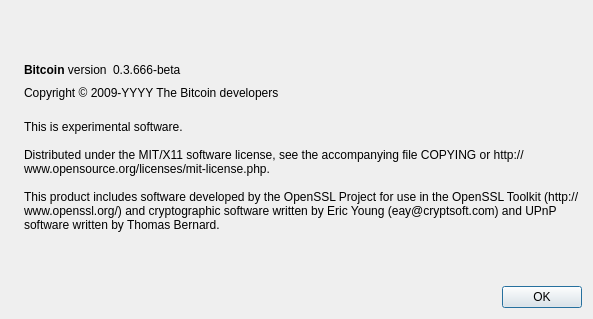
The window that src/qt/forms/aboutdialog.ui (namecoin/namecoin-legacy) describes before a commit, drawn with Qt 5.
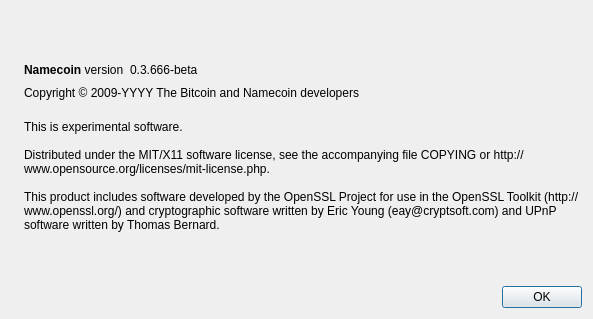
The same window after the commit. Icons and pictures are not drawn.

Commit message:
Commiting my updates that turn namecoind into namecoin-qt.
I compiled it in MinGW, Linux may require minor changes in qmake
project.
Note: wallet encryption will make the wallet inaccessible for the
daemon. Soon I'll update the daemon with 'walletpassphrase' etc.

```diff
--- a/src/qt/forms/aboutdialog.ui
+++ b/src/qt/forms/aboutdialog.ui
@@ -50,7 +50,7 @@
           <cursorShape>IBeamCursor</cursorShape>
          </property>
          <property name="text">
-          <string>&lt;b&gt;Bitcoin&lt;/b&gt; version</string>
+          <string>&lt;b&gt;Namecoin&lt;/b&gt; version</string>
          </property>
          <property name="textInteractionFlags">
           <set>Qt::LinksAccessibleByMouse|Qt::TextSelectableByKeyboard|Qt::TextSelectableByMouse</set>
@@ -91,7 +91,7 @@
         <cursorShape>IBeamCursor</cursorShape>
        </property>
        <property name="text">
-        <string notr="true">Copyright &amp;copy; 2009-YYYY The Bitcoin developers</string>
+        <string notr="true">Copyright &amp;copy; 2009-YYYY The Bitcoin and Namecoin developers</string>
        </property>
        <property name="textFormat">
         <enum>Qt::RichText</enum>
```
Left out of the diff: 2 changed lines with no effect on the pictures. The commit also changes 157 other files.
